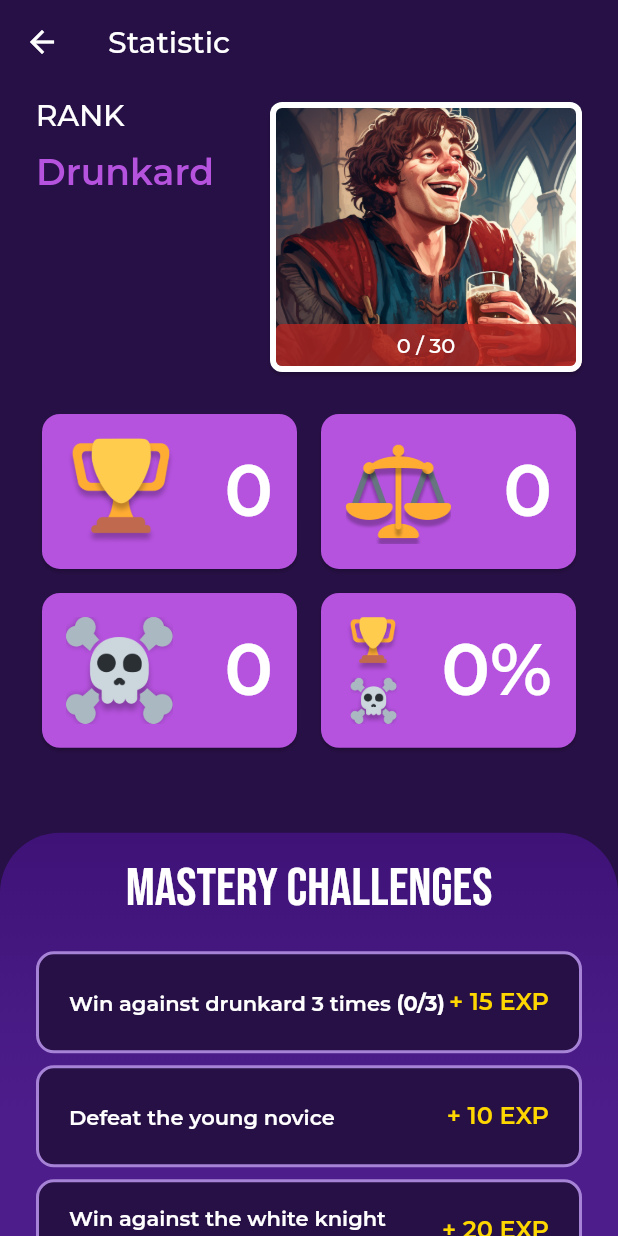
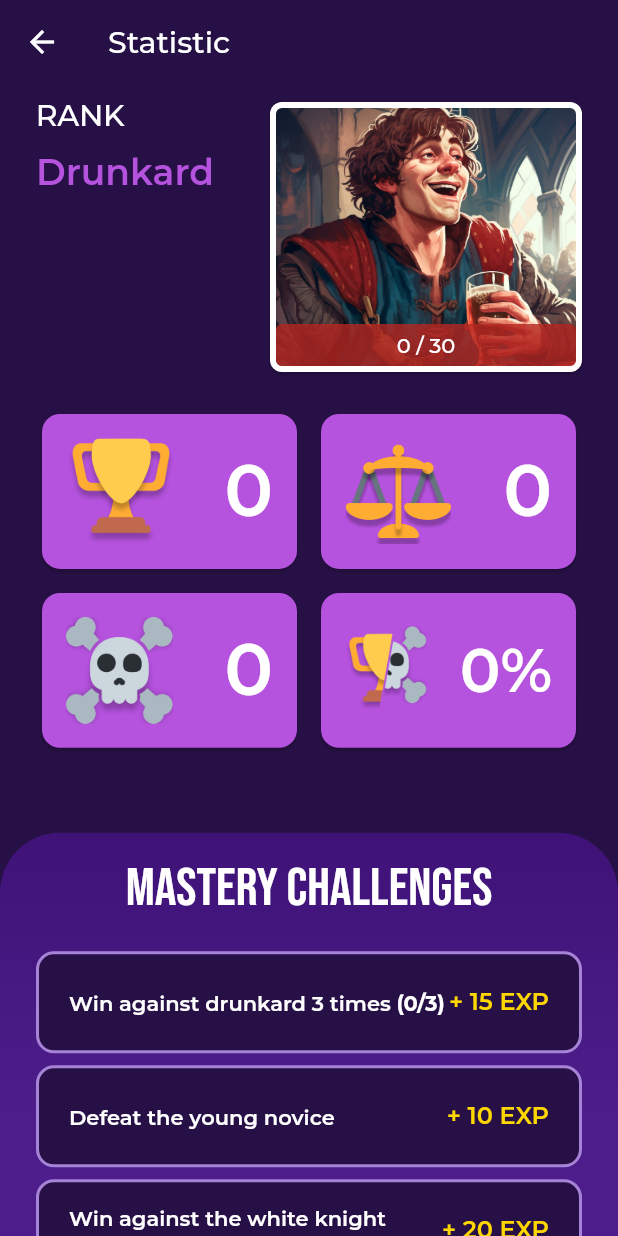
Before and after one commit to danielmrrk/CS-50-Final-Project-Tick-Tack, a Flutter app: the screen it shows after launch, after a tap on "Stats & Challenges", on a phone screen of 412 x 824 dp. Run offline on Flutter 3.47's test engine with Material 2 defaults, Android fonts, the phone set to English and light mode, and no system bars; our stand-ins replace flutter_riverpod, flutter_secure_storage, flutter_svg, get, google_fonts, sqflite; accounts and stored records are empty.

Commit message:
feat: almost working reset function

```diff
--- a/lib/general/theme/text_theme.dart
+++ b/lib/general/theme/text_theme.dart
@@ -27,12 +27,18 @@ class TTTextTheme {
         color: TTColorTheme.highlight,
       );
 
-  static TextStyle bodyStatisticDisplay(int displayValue) => GoogleFonts.montserrat(
+  static TextStyle bodyStatisticDisplay(int displayValue, bool containsExtraChar) => GoogleFonts.montserrat(
         fontSize: displayValue < 10
-            ? 48
+            ? containsExtraChar
+                ? 40
+                : 48
             : displayValue < 100
-                ? 40
-                : 32,
+                ? containsExtraChar
+                    ? 32
+                    : 40
+                : containsExtraChar
+                    ? 26
+                    : 32,
         fontWeight: FontWeight.w600,
         color: Colors.white,
       );
--- a/lib/main_sceen/main_screen.dart
+++ b/lib/main_sceen/main_screen.dart
@@ -28,6 +28,10 @@ final images = [
   "dark_wizard.png",
   "edited_dark_wizard.png",
   "rank_dark_wizard.png",
+  "trophy.png",
+  "balance-scale.png",
+  "skull.png",
+  "trophy_skull.png",
 ];
 
 class MainScreen extends ConsumerStatefulWidget {
--- a/lib/statistic/statistic_display.dart
+++ b/lib/statistic/statistic_display.dart
@@ -50,7 +50,8 @@ class _StatisticDisplayState extends State<StatisticDisplay> {
               ],
               Text(
                 widget.userStatistic[widget.statisticKey]!,
-                style: TTTextTheme.bodyStatisticDisplay(int.tryParse(widget.userStatistic[widget.statisticKey]!.replaceAll("%", ""))!),
+                style: TTTextTheme.bodyStatisticDisplay(int.tryParse(widget.userStatistic[widget.statisticKey]!.replaceAll("%", ""))!,
+                    widget.userStatistic[widget.statisticKey]!.contains("%")),
               ),
             ],
           ),
--- a/lib/statistic/statistic_screen.dart
+++ b/lib/statistic/statistic_screen.dart
@@ -2,7 +2,9 @@ import 'package:flutter/material.dart';
 import 'package:flutter_riverpod/flutter_riverpod.dart';
 import 'package:get/get.dart';
 import 'package:tic_tac/database/statistic/challenge.dart';
+import 'package:tic_tac/database/statistic/challenge_data.dart';
 import 'package:tic_tac/database/statistic/statistic_database.dart';
+import 'package:tic_tac/general/theme/button_theme.dart';
 import 'package:tic_tac/general/theme/text_theme.dart';
 import 'package:tic_tac/main_sceen/main_screen.dart';
 import 'package:tic_tac/statistic/challenge_item.dart';
@@ -26,10 +28,13 @@ class StatisticScreenState extends ConsumerState<StatisticScreen> with SingleTic
   void initState() {
     _scaleController = AnimationController(
       vsync: this,
-      duration: const Duration(milliseconds: 500),
+      duration: const Duration(milliseconds: 1000),
     )..repeat(reverse: true);
     _scaleAnimation = Tween(begin: 1.0, end: 1.04).animate(
-      _scaleController,
+      CurvedAnimation(
+        parent: _scaleController,
+        curve: Curves.decelerate,
+      ),
     );
 
     fetchChallenges();
@@ -58,6 +63,7 @@ class StatisticScreenState extends ConsumerState<StatisticScreen> with SingleTic
           );
           return true;
         },
+        child: SafeArea(
           child: Stack(
             fit: StackFit.expand,
             children: [
@@ -150,6 +156,7 @@ class StatisticScreenState extends ConsumerState<StatisticScreen> with SingleTic
                           }),
                         )
                       : SingleChildScrollView(
+                          key: key,
                           controller: controller,
                           child: Column(children: [
                             Padding(
@@ -165,12 +172,26 @@ class StatisticScreenState extends ConsumerState<StatisticScreen> with SingleTic
                               "You completed all challenges.\nCongratulations!",
                               style: TTTextTheme.bodyLargeSemiBold,
                               textAlign: TextAlign.center,
-                          )
+                            ),
+                            Padding(
+                              padding: const EdgeInsets.symmetric(vertical: 29, horizontal: 36),
+                              child: const TTButton(title: "Reset").fullWidthButton(() async {
+                                await ref.read(userStatisticProvider.notifier).resetUserStatistic();
+                                for (int i = 0; i < challengeData.length; i++) {
+                                  _challenges.insert(i, challengeData[i]);
+                                  key.currentState!.insertItem(
+                                    i + 1,
+                                    duration: const Duration(milliseconds: 300),
+                                  );
+                                }
+                              }),
+                            ),
                           ]),
                         ),
                 ),
               )
             ],
+          ),
         ),
       ),
     );
--- a/lib/statistic/user_statistic_service.dart
+++ b/lib/statistic/user_statistic_service.dart
@@ -30,7 +30,7 @@ class UserStatisticService extends StateNotifier<Map<String, String>> {
   Future<void> readAllUserStats() async {
     Map<String, String> userStatistic = await _storage.readAll();
     if (userStatistic.isEmpty) {
-      userStatistic = await _initAndWriteData();
+      userStatistic = await _initWithFreshData();
     }
     int winCount = 0;
     int drawCount = 0;
@@ -54,13 +54,16 @@ class UserStatisticService extends StateNotifier<Map<String, String>> {
     return winCount + lossCount == 0 ? 0 : (winCount * 100 ~/ (winCount + lossCount));
   }
 
-  Future<Map<String, String>> _initAndWriteData() async {
+  Future<Map<String, String>> _initWithFreshData() async {
     for (var rank in Difficulty.ranks) {
       String rankKey = "$kWinKey/${rank.displayName}";
       _storage.write(key: "$kWinKey/$rankKey", value: '0');
       _storage.write(key: "$kDrawKey/$rankKey", value: '0');
       _storage.write(key: "$kLossKey/$rankKey", value: '0');
     }
+    _storage.write(key: kWinKey, value: '0');
+    _storage.write(key: kDrawKey, value: '0');
+    _storage.write(key: kLossKey, value: '0');
     _storage.write(key: kRankKey, value: 'Drunkard');
     _storage.write(key: kExpKey, value: '0');
     return await _storage.readAll();
@@ -81,6 +84,11 @@ class UserStatisticService extends StateNotifier<Map<String, String>> {
       await _storage.write(key: difficultyKey, value: (int.parse(gameCount) + 1).toString());
       state[difficultyKey] = (int.parse(gameCount) + 1).toString();
       state[resultKey] = (int.parse(state[resultKey]!) + 1).toString();
+    }
+    if (resultKey == kLossKey || resultKey == kWinKey) {
+      state[kWinRate] = "${_calculateWinRate(int.tryParse(state[kWinKey]!)!, int.tryParse(state[kLossKey]!)!)}%";
+      state["$kWinRate/$difficultyDisplayName"] =
+          "${_calculateWinRate(int.tryParse(state["$kWinKey/$difficultyDisplayName"]!)!, int.tryParse(state["$kLossKey/$difficultyDisplayName"]!)!)}%";
     }
     StatisticDatabase.instance.onResultUpdateChallenge(
       resultKey: resultKey,
@@ -139,4 +147,9 @@ class UserStatisticService extends StateNotifier<Map<String, String>> {
       await StatisticDatabase.instance.updateUnshowableChallenges(rank);
     }
   }
+
+  Future<void> resetUserStatistic() async {
+    await StatisticDatabase.instance.resetChallenges();
+    state = await _initWithFreshData();
+  }
 }
```
Also changed, not shown: lib/database/statistic/statistic_database.dart (+7 -4 lines), assets/images/trophy_skull.png. Lines whose indentation alone changed are shown as unchanged.
